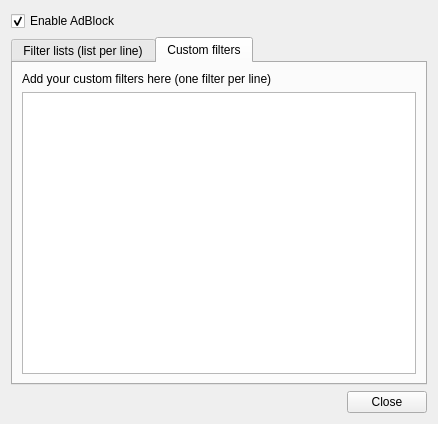
First picture: the form in src/librssguard/network-web/adblock/adblockdialog.ui, repository martinrotter/rssguard, before the edit.
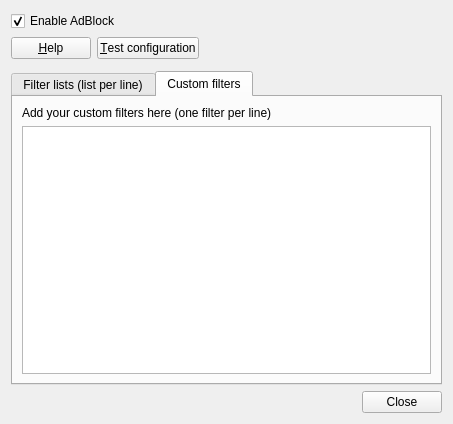
Second picture: the form after the edit. The open tabs and pages were chosen to show the change. Custom widgets are drawn as their Qt base class.

Patch:
```diff
--- a/src/librssguard/network-web/adblock/adblockdialog.ui
+++ b/src/librssguard/network-web/adblock/adblockdialog.ui
@@ -9,12 +9,12 @@
    <rect>
     <x>0</x>
     <y>0</y>
-    <width>438</width>
+    <width>453</width>
     <height>424</height>
    </rect>
   </property>
-  <layout class="QVBoxLayout" name="verticalLayout">
-   <item>
+  <layout class="QFormLayout" name="formLayout">
+   <item row="0" column="0" colspan="2">
     <widget class="QCheckBox" name="m_cbEnable">
      <property name="text">
       <string>Enable AdBlock</string>
@@ -24,10 +24,41 @@
      </property>
     </widget>
    </item>
-   <item>
+   <item row="1" column="0" colspan="2">
+    <layout class="QHBoxLayout" name="horizontalLayout">
+     <item>
+      <widget class="QPushButton" name="m_btnHelp">
+       <property name="text">
+        <string>&amp;Help</string>
+       </property>
+      </widget>
+     </item>
+     <item>
+      <widget class="QPushButton" name="m_btnTest">
+       <property name="text">
+        <string>&amp;Test configuration</string>
+       </property>
+      </widget>
+     </item>
+     <item>
+      <spacer name="horizontalSpacer">
+       <property name="orientation">
+        <enum>Qt::Horizontal</enum>
+       </property>
+       <property name="sizeHint" stdset="0">
+        <size>
+         <width>40</width>
+         <height>20</height>
+        </size>
+       </property>
+      </spacer>
+     </item>
+    </layout>
+   </item>
+   <item row="3" column="0" colspan="2">
     <widget class="QTabWidget" name="m_tcSubscriptions">
      <property name="currentIndex">
-      <number>0</number>
+      <number>1</number>
      </property>
      <widget class="QWidget" name="m_tabPredefinedLists">
       <attribute name="title">
@@ -39,6 +70,9 @@
          <property name="text">
           <string>Add your direct links to filter lists here (one URL per line)</string>
          </property>
+         <property name="buddy">
+          <cstring>m_txtPredefined</cstring>
+         </property>
         </widget>
        </item>
        <item>
@@ -56,6 +90,9 @@
          <property name="text">
           <string>Add your custom filters here (one filter per line)</string>
          </property>
+         <property name="buddy">
+          <cstring>m_txtCustom</cstring>
+         </property>
         </widget>
        </item>
        <item>
@@ -65,7 +102,7 @@
      </widget>
     </widget>
    </item>
-   <item>
+   <item row="4" column="0" colspan="2">
     <widget class="QDialogButtonBox" name="m_buttonBox">
      <property name="orientation">
       <enum>Qt::Horizontal</enum>
@@ -75,8 +112,27 @@
      </property>
     </widget>
    </item>
+   <item row="2" column="0" colspan="2">
+    <widget class="LabelWithStatus" name="m_lblTestResult" native="true"/>
+   </item>
   </layout>
  </widget>
+ <customwidgets>
+  <customwidget>
+   <class>LabelWithStatus</class>
+   <extends>QWidget</extends>
+   <header>labelwithstatus.h</header>
+   <container>1</container>
+  </customwidget>
+ </customwidgets>
+ <tabstops>
+  <tabstop>m_cbEnable</tabstop>
+  <tabstop>m_btnHelp</tabstop>
+  <tabstop>m_btnTest</tabstop>
+  <tabstop>m_tcSubscriptions</tabstop>
+  <tabstop>m_txtPredefined</tabstop>
+  <tabstop>m_txtCustom</tabstop>
+ </tabstops>
  <resources/>
  <connections/>
 </ui>
```
